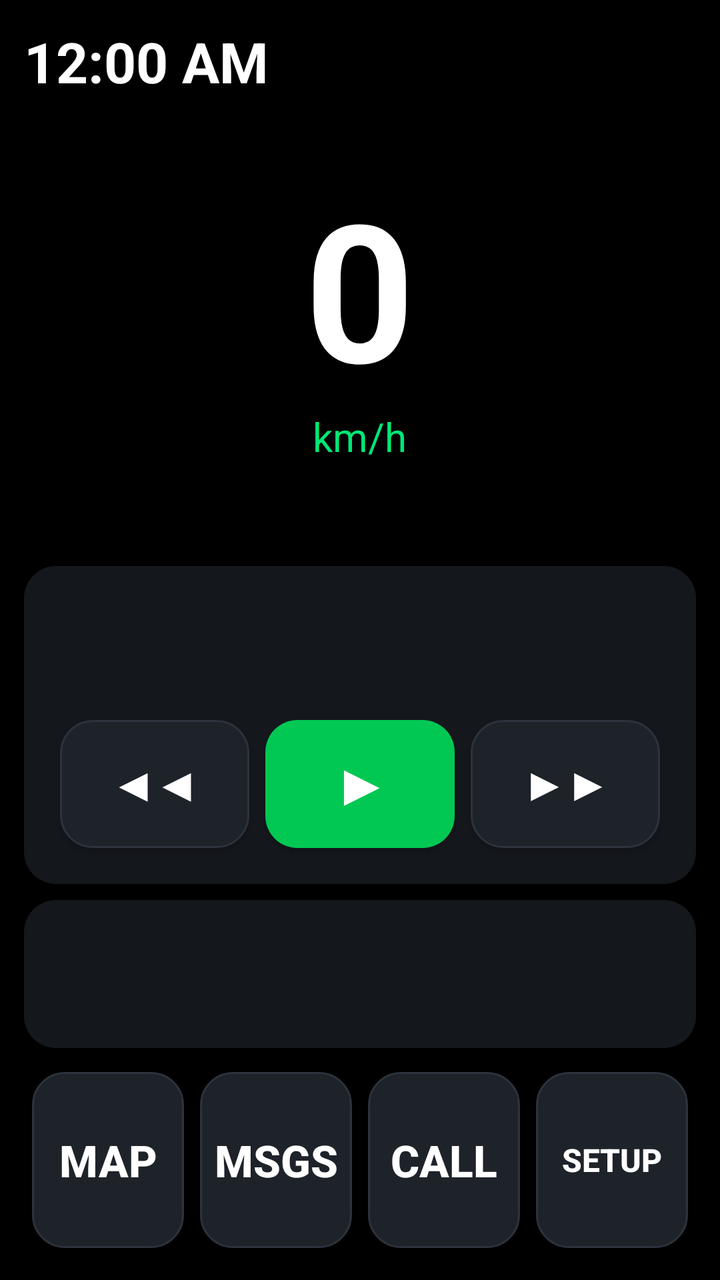
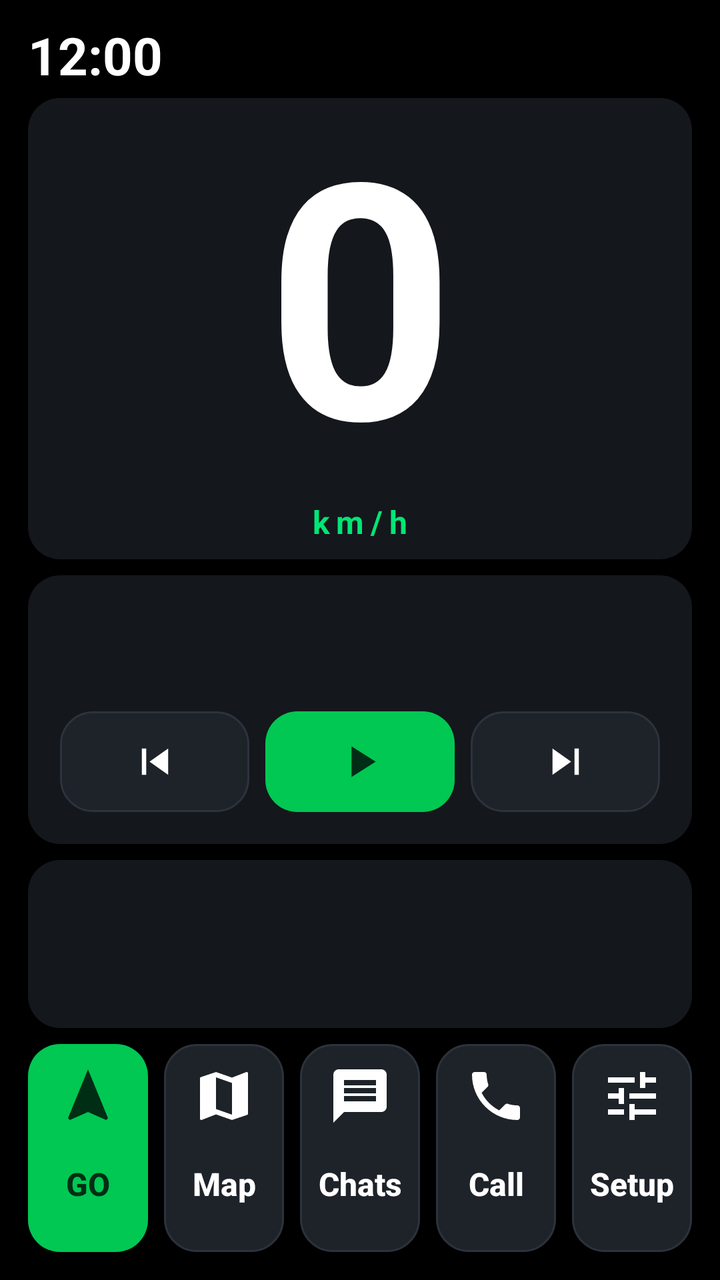

Compare the two renders of this Android layout. The source of the first and the diff that turns it into the second are given below.
<!-- AndroidManifest.xml: application theme Theme.RideDash -->
<!-- res/layout/activity_main.xml -->
<?xml version="1.0" encoding="utf-8"?>
<FrameLayout xmlns:android="http://schemas.android.com/apk/res/android"
    android:layout_width="match_parent"
    android:layout_height="match_parent"
    android:background="@color/bg"
    android:keepScreenOn="true">

    
    <LinearLayout
        android:id="@+id/screenDash"
        android:layout_width="match_parent"
        android:layout_height="match_parent"
        android:orientation="vertical"
        android:padding="12dp">

        <LinearLayout
            android:layout_width="match_parent"
            android:layout_height="wrap_content"
            android:gravity="center_vertical"
            android:orientation="horizontal">

            <TextClock
                android:id="@+id/clock"
                android:layout_width="0dp"
                android:layout_height="wrap_content"
                android:layout_weight="1"
                android:format12Hour="h:mm a"
                android:format24Hour="HH:mm"
                android:textColor="@color/text"
                android:textSize="28sp"
                android:textStyle="bold" />

            <TextView
                android:id="@+id/batteryText"
                android:layout_width="wrap_content"
                android:layout_height="wrap_content"
                android:layout_marginEnd="12dp"
                android:layout_marginRight="12dp"
                android:textColor="@color/text_secondary"
                android:textSize="18sp" />

            <TextView
                android:id="@+id/linkText"
                android:layout_width="wrap_content"
                android:layout_height="wrap_content"
                android:ellipsize="end"
                android:maxWidth="200dp"
                android:maxLines="2"
                android:textColor="@color/text_secondary"
                android:textSize="14sp" />
        </LinearLayout>

        
        <LinearLayout
            android:layout_width="match_parent"
            android:layout_height="0dp"
            android:layout_weight="1"
            android:gravity="center"
            android:minHeight="120dp"
            android:orientation="vertical">

            <TextView
                android:id="@+id/speedText"
                android:layout_width="wrap_content"
                android:layout_height="wrap_content"
                android:includeFontPadding="false"
                android:text="0"
                android:textColor="@color/text"
                android:textSize="96sp"
                android:textStyle="bold" />

            <TextView
                android:layout_width="wrap_content"
                android:layout_height="wrap_content"
                android:text="@string/kmh"
                android:textColor="@color/accent"
                android:textSize="20sp" />
        </LinearLayout>

        
        <LinearLayout
            android:id="@+id/mediaCard"
            android:layout_width="match_parent"
            android:layout_height="wrap_content"
            android:layout_marginTop="8dp"
            android:background="@drawable/bg_card"
            android:orientation="vertical"
            android:padding="14dp">

            <TextView
                android:id="@+id/mediaTitle"
                android:layout_width="match_parent"
                android:layout_height="wrap_content"
                android:ellipsize="end"
                android:singleLine="true"
                android:textColor="@color/text"
                android:textSize="22sp"
                android:textStyle="bold" />

            <TextView
                android:id="@+id/mediaArtist"
                android:layout_width="match_parent"
                android:layout_height="wrap_content"
                android:ellipsize="end"
                android:singleLine="true"
                android:textColor="@color/text_secondary"
                android:textSize="16sp" />

            <LinearLayout
                android:layout_width="match_parent"
                android:layout_height="72dp"
                android:layout_marginTop="8dp"
                android:orientation="horizontal">

                <Button
                    android:id="@+id/btnPrev"
                    style="@style/Tile"
                    android:text="◀◀" />

                <Button
                    android:id="@+id/btnPlay"
                    style="@style/Tile"
                    android:background="@drawable/bg_accent"
                    android:text="▶"
                    android:textSize="28sp" />

                <Button
                    android:id="@+id/btnNext"
                    style="@style/Tile"
                    android:text="▶▶" />
            </LinearLayout>
        </LinearLayout>

        
        <LinearLayout
            android:id="@+id/msgCard"
            android:layout_width="match_parent"
            android:layout_height="wrap_content"
            android:layout_marginTop="8dp"
            android:background="@drawable/bg_card"
            android:clickable="true"
            android:focusable="true"
            android:orientation="vertical"
            android:padding="14dp">

            <TextView
                android:id="@+id/lastMsgFrom"
                android:layout_width="match_parent"
                android:layout_height="wrap_content"
                android:ellipsize="end"
                android:singleLine="true"
                android:textColor="@color/accent"
                android:textSize="16sp"
                android:textStyle="bold" />

            <TextView
                android:id="@+id/lastMsgText"
                android:layout_width="match_parent"
                android:layout_height="wrap_content"
                android:ellipsize="end"
                android:maxLines="2"
                android:textColor="@color/text"
                android:textSize="18sp" />
        </LinearLayout>

        
        <LinearLayout
            android:layout_width="match_parent"
            android:layout_height="96dp"
            android:layout_marginTop="8dp"
            android:orientation="horizontal">

            <Button
                android:id="@+id/btnMap"
                style="@style/Tile"
                android:text="@string/map" />

            <Button
                android:id="@+id/btnMessages"
                style="@style/Tile"
                android:text="@string/messages" />

            <Button
                android:id="@+id/btnCalls"
                style="@style/Tile"
                android:text="@string/calls" />

            <Button
                android:id="@+id/btnSetup"
                style="@style/Tile"
                android:text="@string/setup_short"
                android:textSize="16sp" />
        </LinearLayout>
    </LinearLayout>

    
    <FrameLayout
        android:id="@+id/screenMap"
        android:layout_width="match_parent"
        android:layout_height="match_parent"
        android:visibility="gone">

        <FrameLayout
            android:id="@+id/mapContainer"
            android:layout_width="match_parent"
            android:layout_height="match_parent" />

        <TextView
            android:id="@+id/mapSpeed"
            android:layout_width="wrap_content"
            android:layout_height="wrap_content"
            android:layout_gravity="top|start"
            android:layout_margin="12dp"
            android:background="@drawable/bg_card"
            android:paddingLeft="16dp"
            android:paddingTop="8dp"
            android:paddingRight="16dp"
            android:paddingBottom="8dp"
            android:text="0 km/h"
            android:textColor="@color/text"
            android:textSize="32sp"
            android:textStyle="bold" />

        <LinearLayout
            android:layout_width="wrap_content"
            android:layout_height="wrap_content"
            android:layout_gravity="end|center_vertical"
            android:orientation="vertical"
            android:padding="6dp">

            <Button
                android:id="@+id/btnZoomIn"
                style="@style/RoundBtn"
                android:text="+" />

            <Button
                android:id="@+id/btnZoomOut"
                style="@style/RoundBtn"
                android:text="−" />

            <Button
                android:id="@+id/btnRecenter"
                style="@style/RoundBtn"
                android:text="@string/me"
                android:textSize="18sp" />
        </LinearLayout>

        <LinearLayout
            android:layout_width="match_parent"
            android:layout_height="100dp"
            android:layout_gravity="bottom"
            android:orientation="horizontal"
            android:padding="8dp">

            <Button
                android:id="@+id/btnMapBack"
                style="@style/Tile"
                android:text="@string/back" />

            <Button
                android:id="@+id/btnNavigate"
                style="@style/Tile"
                android:layout_weight="2"
                android:background="@drawable/bg_accent"
                android:text="@string/navigate" />
        </LinearLayout>
    </FrameLayout>

    
    <LinearLayout
        android:id="@+id/screenMessages"
        android:layout_width="match_parent"
        android:layout_height="match_parent"
        android:orientation="vertical"
        android:padding="12dp"
        android:visibility="gone">

        <LinearLayout
            android:layout_width="match_parent"
            android:layout_height="80dp"
            android:orientation="horizontal">

            <Button
                android:id="@+id/btnMsgBack"
                style="@style/Tile"
                android:text="@string/back" />

            <Button
                android:id="@+id/btnClearMsgs"
                style="@style/Tile"
                android:text="@string/clear" />
        </LinearLayout>

        <TextView
            style="@style/Heading"
            android:layout_marginTop="12dp"
            android:text="@string/recent_messages" />

        <ScrollView
            android:layout_width="match_parent"
            android:layout_height="0dp"
            android:layout_marginTop="8dp"
            android:layout_weight="1">

            <LinearLayout
                android:id="@+id/messageList"
                android:layout_width="match_parent"
                android:layout_height="wrap_content"
                android:orientation="vertical" />
        </ScrollView>
    </LinearLayout>

    
    <LinearLayout
        android:id="@+id/screenCalls"
        android:layout_width="match_parent"
        android:layout_height="match_parent"
        android:orientation="vertical"
        android:padding="12dp"
        android:visibility="gone">

        <LinearLayout
            android:layout_width="match_parent"
            android:layout_height="80dp"
            android:orientation="horizontal">

            <Button
                android:id="@+id/btnCallsBack"
                style="@style/Tile"
                android:text="@string/back" />
        </LinearLayout>

        <TextView
            style="@style/Heading"
            android:layout_marginTop="12dp"
            android:text="@string/favourites" />

        <ScrollView
            android:layout_width="match_parent"
            android:layout_height="0dp"
            android:layout_marginTop="8dp"
            android:layout_weight="1">

            <LinearLayout
                android:id="@+id/favList"
                android:layout_width="match_parent"
                android:layout_height="wrap_content"
                android:orientation="vertical" />
        </ScrollView>
    </LinearLayout>

    
    <LinearLayout
        android:id="@+id/callOverlay"
        android:layout_width="match_parent"
        android:layout_height="match_parent"
        android:background="@color/overlay"
        android:clickable="true"
        android:focusable="true"
        android:gravity="center"
        android:orientation="vertical"
        android:padding="24dp"
        android:visibility="gone">

        <TextView
            android:id="@+id/callStatus"
            android:layout_width="wrap_content"
            android:layout_height="wrap_content"
            android:textColor="@color/accent"
            android:textSize="22sp" />

        <TextView
            android:id="@+id/callName"
            android:layout_width="match_parent"
            android:layout_height="wrap_content"
            android:layout_marginTop="8dp"
            android:gravity="center"
            android:maxLines="2"
            android:textColor="@color/text"
            android:textSize="40sp"
            android:textStyle="bold" />

        <LinearLayout
            android:layout_width="match_parent"
            android:layout_height="150dp"
            android:layout_marginTop="40dp"
            android:orientation="horizontal">

            <Button
                android:id="@+id/btnReject"
                style="@style/Tile"
                android:background="@drawable/bg_reject"
                android:text="@string/reject"
                android:textSize="26sp" />

            <Button
                android:id="@+id/btnAnswer"
                style="@style/Tile"
                android:background="@drawable/bg_answer"
                android:text="@string/answer"
                android:textSize="26sp" />
        </LinearLayout>
    </LinearLayout>
</FrameLayout>
<!-- resources referenced by this layout -->
<resources>
  <string name="calls">CALL</string>
  <string name="map">MAP</string>
  <string name="messages">MSGS</string>
  <string name="setup_short">SETUP</string>
  <!-- unchanged entries left out for length: 31 -->
</resources>

<!-- the commit's change to res/layout/activity_main.xml (unified diff, before → after) -->
@@ -1,5 +1,6 @@
 <?xml version="1.0" encoding="utf-8"?>
 <FrameLayout xmlns:android="http://schemas.android.com/apk/res/android"
+    xmlns:app="http://schemas.android.com/apk/res-auto"
     android:layout_width="match_parent"
     android:layout_height="match_parent"
     android:background="@color/bg"
@@ -11,185 +12,230 @@
         android:layout_width="match_parent"
         android:layout_height="match_parent"
         android:orientation="vertical"
-        android:padding="12dp">
+        android:padding="10dp">
 
         <LinearLayout
             android:layout_width="match_parent"
             android:layout_height="wrap_content"
             android:gravity="center_vertical"
-            android:orientation="horizontal">
+            android:orientation="horizontal"
+            android:paddingLeft="4dp"
+            android:paddingRight="4dp">
 
             <TextClock
                 android:id="@+id/clock"
                 android:layout_width="0dp"
                 android:layout_height="wrap_content"
                 android:layout_weight="1"
-                android:format12Hour="h:mm a"
+                android:format12Hour="h:mm"
                 android:format24Hour="HH:mm"
                 android:textColor="@color/text"
-                android:textSize="28sp"
+                android:textSize="26sp"
                 android:textStyle="bold" />
+
+            <TextView
+                android:id="@+id/linkText"
+                android:layout_width="wrap_content"
+                android:layout_height="wrap_content"
+                android:layout_marginRight="12dp"
+                android:ellipsize="end"
+                android:maxWidth="180dp"
+                android:maxLines="1"
+                android:textColor="@color/text_secondary"
+                android:textSize="13sp" />
 
             <TextView
                 android:id="@+id/batteryText"
                 android:layout_width="wrap_content"
                 android:layout_height="wrap_content"
-                android:layout_marginEnd="12dp"
-                android:layout_marginRight="12dp"
                 android:textColor="@color/text_secondary"
-                android:textSize="18sp" />
-
-            <TextView
-                android:id="@+id/linkText"
-                android:layout_width="wrap_content"
-                android:layout_height="wrap_content"
-                android:ellipsize="end"
-                android:maxWidth="200dp"
-                android:maxLines="2"
-                android:textColor="@color/text_secondary"
-                android:textSize="14sp" />
-        </LinearLayout>
-
-        
-        <LinearLayout
+                android:textSize="16sp"
+                android:textStyle="bold" />
+        </LinearLayout>
+
+        <LinearLayout
+            android:id="@+id/dashBody"
             android:layout_width="match_parent"
             android:layout_height="0dp"
             android:layout_weight="1"
-            android:gravity="center"
-            android:minHeight="120dp"
             android:orientation="vertical">
 
-            <TextView
-                android:id="@+id/speedText"
-                android:layout_width="wrap_content"
-                android:layout_height="wrap_content"
-                android:includeFontPadding="false"
-                android:text="0"
-                android:textColor="@color/text"
-                android:textSize="96sp"
-                android:textStyle="bold" />
-
-            <TextView
-                android:layout_width="wrap_content"
-                android:layout_height="wrap_content"
-                android:text="@string/kmh"
-                android:textColor="@color/accent"
-                android:textSize="20sp" />
-        </LinearLayout>
-
-        
-        <LinearLayout
-            android:id="@+id/mediaCard"
-            android:layout_width="match_parent"
-            android:layout_height="wrap_content"
-            android:layout_marginTop="8dp"
-            android:background="@drawable/bg_card"
-            android:orientation="vertical"
-            android:padding="14dp">
-
-            <TextView
-                android:id="@+id/mediaTitle"
+            
+            <LinearLayout
+                android:id="@+id/paneA"
                 android:layout_width="match_parent"
-                android:layout_height="wrap_content"
-                android:ellipsize="end"
-                android:singleLine="true"
-                android:textColor="@color/text"
-                android:textSize="22sp"
-                android:textStyle="bold" />
-
-            <TextView
-                android:id="@+id/mediaArtist"
+                android:layout_height="0dp"
+                android:layout_margin="4dp"
+                android:layout_weight="1"
+                android:background="@drawable/bg_card"
+                android:gravity="center"
+                android:orientation="vertical"
+                android:padding="8dp">
+
+                <TextView
+                    android:id="@+id/speedText"
+                    android:layout_width="match_parent"
+                    android:layout_height="0dp"
+                    android:layout_weight="1"
+                    android:gravity="center"
+                    android:includeFontPadding="false"
+                    android:maxLines="1"
+                    android:text="0"
+                    android:textColor="@color/text"
+                    android:textStyle="bold"
+                    app:autoSizeMaxTextSize="220sp"
+                    app:autoSizeMinTextSize="36sp"
+                    app:autoSizeTextType="uniform" />
+
+                <TextView
+                    android:layout_width="wrap_content"
+                    android:layout_height="wrap_content"
+                    android:letterSpacing="0.2"
+                    android:text="@string/kmh"
+                    android:textColor="@color/accent"
+                    android:textSize="16sp"
+                    android:textStyle="bold" />
+            </LinearLayout>
+
+            
+            <LinearLayout
+                android:id="@+id/paneB"
                 android:layout_width="match_parent"
-                android:layout_height="wrap_content"
-                android:ellipsize="end"
-                android:singleLine="true"
-                android:textColor="@color/text_secondary"
-                android:textSize="16sp" />
-
-            <LinearLayout
-                android:layout_width="match_parent"
-                android:layout_height="72dp"
-                android:layout_marginTop="8dp"
-                android:orientation="horizontal">
-
-                <Button
-                    android:id="@+id/btnPrev"
-                    style="@style/Tile"
-                    android:text="◀◀" />
-
-                <Button
-                    android:id="@+id/btnPlay"
-                    style="@style/Tile"
-                    android:background="@drawable/bg_accent"
-                    android:text="▶"
-                    android:textSize="28sp" />
-
-                <Button
-                    android:id="@+id/btnNext"
-                    style="@style/Tile"
-                    android:text="▶▶" />
+                android:layout_height="0dp"
+                android:layout_weight="1.5"
+                android:orientation="vertical">
+
+                <LinearLayout
+                    android:id="@+id/mediaCard"
+                    android:layout_width="match_parent"
+                    android:layout_height="0dp"
+                    android:layout_margin="4dp"
+                    android:layout_weight="1.2"
+                    android:background="@drawable/bg_card"
+                    android:orientation="vertical"
+                    android:padding="12dp">
+
+                    <TextView
+                        android:id="@+id/mediaTitle"
+                        android:layout_width="match_parent"
+                        android:layout_height="wrap_content"
+                        android:ellipsize="end"
+                        android:singleLine="true"
+                        android:textColor="@color/text"
+                        android:textSize="19sp"
+                        android:textStyle="bold" />
+
+                    <TextView
+                        android:id="@+id/mediaArtist"
+                        android:layout_width="match_parent"
+                        android:layout_height="wrap_content"
+                        android:ellipsize="end"
+                        android:singleLine="true"
+                        android:textColor="@color/text_secondary"
+                        android:textSize="15sp" />
+
+                    <LinearLayout
+                        android:layout_width="match_parent"
+                        android:layout_height="0dp"
+                        android:layout_marginTop="6dp"
+                        android:layout_weight="1"
+                        android:minHeight="52dp"
+                        android:orientation="horizontal">
+
+                        <ImageButton
+                            android:id="@+id/btnPrev"
+                            style="@style/IconTile"
+                            android:contentDescription="@string/prev"
+                            android:src="@drawable/ic_prev" />
+
+                        <ImageButton
+                            android:id="@+id/btnPlay"
+                            style="@style/IconTile"
+                            android:background="@drawable/bg_accent"
+                            android:contentDescription="@string/play_pause"
+                            android:src="@drawable/ic_play" />
+
+                        <ImageButton
+                            android:id="@+id/btnNext"
+                            style="@style/IconTile"
+                            android:contentDescription="@string/next"
+                            android:src="@drawable/ic_next" />
+                    </LinearLayout>
+                </LinearLayout>
+
+                <LinearLayout
+                    android:id="@+id/msgCard"
+                    android:layout_width="match_parent"
+                    android:layout_height="0dp"
+                    android:layout_margin="4dp"
+                    android:layout_weight="0.75"
+                    android:background="@drawable/bg_card"
+                    android:clickable="true"
+                    android:focusable="true"
+                    android:gravity="center_vertical"
+                    android:orientation="vertical"
+                    android:padding="12dp">
+
+                    <TextView
+                        android:id="@+id/lastMsgFrom"
+                        android:layout_width="match_parent"
+                        android:layout_height="wrap_content"
+                        android:ellipsize="end"
+                        android:singleLine="true"
+                        android:textColor="@color/accent"
+                        android:textSize="15sp"
+                        android:textStyle="bold" />
+
+                    <TextView
+                        android:id="@+id/lastMsgText"
+                        android:layout_width="match_parent"
+                        android:layout_height="wrap_content"
+                        android:ellipsize="end"
+                        android:maxLines="2"
+                        android:textColor="@color/text"
+                        android:textSize="17sp" />
+                </LinearLayout>
+
+                <LinearLayout
+                    android:layout_width="match_parent"
+                    android:layout_height="0dp"
+                    android:layout_weight="1"
+                    android:minHeight="72dp"
+                    android:orientation="horizontal">
+
+                    <Button
+                        android:id="@+id/btnNav"
+                        style="@style/AppTile"
+                        android:background="@drawable/bg_accent"
+                        android:drawableTop="@drawable/ic_navigate"
+                        android:text="@string/go_tile"
+                        android:textColor="#002E14" />
+
+                    <Button
+                        android:id="@+id/btnMap"
+                        style="@style/AppTile"
+                        android:drawableTop="@drawable/ic_map"
+                        android:text="@string/map" />
+
+                    <Button
+                        android:id="@+id/btnMessages"
+                        style="@style/AppTile"
+                        android:drawableTop="@drawable/ic_chat"
+                        android:text="@string/messages" />
+
+                    <Button
+                        android:id="@+id/btnCalls"
+                        style="@style/AppTile"
+                        android:drawableTop="@drawable/ic_call"
+                        android:text="@string/calls" />
+
+                    <Button
+                        android:id="@+id/btnSetup"
+                        style="@style/AppTile"
+                        android:drawableTop="@drawable/ic_tune"
+                        android:text="@string/setup_short" />
+                </LinearLayout>
             </LinearLayout>
-        </LinearLayout>
-
-        
-        <LinearLayout
-            android:id="@+id/msgCard"
-            android:layout_width="match_parent"
-            android:layout_height="wrap_content"
-            android:layout_marginTop="8dp"
-            android:background="@drawable/bg_card"
-            android:clickable="true"
-            android:focusable="true"
-            android:orientation="vertical"
-            android:padding="14dp">
-
-            <TextView
-                android:id="@+id/lastMsgFrom"
-                android:layout_width="match_parent"
-                android:layout_height="wrap_content"
-                android:ellipsize="end"
-                android:singleLine="true"
-                android:textColor="@color/accent"
-                android:textSize="16sp"
-                android:textStyle="bold" />
-
-            <TextView
-                android:id="@+id/lastMsgText"
-                android:layout_width="match_parent"
-                android:layout_height="wrap_content"
-                android:ellipsize="end"
-                android:maxLines="2"
-                android:textColor="@color/text"
-                android:textSize="18sp" />
-        </LinearLayout>
-
-        
-        <LinearLayout
-            android:layout_width="match_parent"
-            android:layout_height="96dp"
-            android:layout_marginTop="8dp"
-            android:orientation="horizontal">
-
-            <Button
-                android:id="@+id/btnMap"
-                style="@style/Tile"
-                android:text="@string/map" />
-
-            <Button
-                android:id="@+id/btnMessages"
-                style="@style/Tile"
-                android:text="@string/messages" />
-
-            <Button
-                android:id="@+id/btnCalls"
-                style="@style/Tile"
-                android:text="@string/calls" />
-
-            <Button
-                android:id="@+id/btnSetup"
-                style="@style/Tile"
-                android:text="@string/setup_short"
-                android:textSize="16sp" />
         </LinearLayout>
     </LinearLayout>
 
<!-- resource entries referenced after the edit -->
@@ -1,9 +1,99 @@
 <!-- resources referenced by this layout -->
 <resources>
-  <string name="calls">CALL</string>
-  <string name="map">MAP</string>
-  <string name="messages">MSGS</string>
-  <string name="setup_short">SETUP</string>
+  <!-- drawable ic_call (drawable) -->
+  <?xml version="1.0" encoding="utf-8"?>
+  <vector xmlns:android="http://schemas.android.com/apk/res/android"
+      android:width="32dp" android:height="32dp"
+      android:viewportWidth="24" android:viewportHeight="24">
+      <path android:fillColor="#FFFFFF" android:pathData="M6.62,10.79c1.44,2.83 3.76,5.14 6.59,6.59l2.2,-2.2c0.27,-0.27 0.67,-0.36 1.02,-0.24 1.12,0.37 2.33,0.57 3.57,0.57 0.55,0 1,0.45 1,1V20c0,0.55 -0.45,1 -1,1 -9.39,0 -17,-7.61 -17,-17 0,-0.55 0.45,-1 1,-1h3.5c0.55,0 1,0.45 1,1 0,1.25 0.2,2.45 0.57,3.57 0.11,0.35 0.03,0.74 -0.25,1.02l-2.2,2.2z" />
+  </vector>
+  <!-- drawable ic_chat (drawable) -->
+  <?xml version="1.0" encoding="utf-8"?>
+  <vector xmlns:android="http://schemas.android.com/apk/res/android"
+      android:width="32dp" android:height="32dp"
+      android:viewportWidth="24" android:viewportHeight="24">
+      <path android:fillColor="#FFFFFF" android:pathData="M20,2H4c-1.1,0 -1.99,0.9 -1.99,2L2,22l4,-4h14c1.1,0 2,-0.9 2,-2V4c0,-1.1 -0.9,-2 -2,-2zM18,14H6v-2h12v2zM18,11H6V9h12v2zM18,8H6V6h12v2z" />
+  </vector>
+  <!-- drawable ic_map (drawable) -->
+  <?xml version="1.0" encoding="utf-8"?>
+  <vector xmlns:android="http://schemas.android.com/apk/res/android"
+      android:width="32dp" android:height="32dp"
+      android:viewportWidth="24" android:viewportHeight="24">
+      <path android:fillColor="#FFFFFF" android:pathData="M20.5,3l-0.16,0.03L15,5.1 9,3 3.36,4.9c-0.21,0.07 -0.36,0.25 -0.36,0.48V20.5c0,0.28 0.22,0.5 0.5,0.5l0.16,-0.03L9,18.9l6,2.1 5.64,-1.9c0.21,-0.07 0.36,-0.25 0.36,-0.48V3.5c0,-0.28 -0.22,-0.5 -0.5,-0.5zM15,19l-6,-2.11V5l6,2.11V19z" />
+  </vector>
+  <!-- drawable ic_navigate (drawable) -->
+  <?xml version="1.0" encoding="utf-8"?>
+  <vector xmlns:android="http://schemas.android.com/apk/res/android"
+      android:width="32dp" android:height="32dp"
+      android:viewportWidth="24" android:viewportHeight="24">
+      <path android:fillColor="#002E14" android:pathData="M12,2L4.5,20.29l0.71,0.71L12,18l6.79,3 0.71,-0.71z" />
+  </vector>
+  <!-- drawable ic_next (drawable) -->
+  <?xml version="1.0" encoding="utf-8"?>
+  <vector xmlns:android="http://schemas.android.com/apk/res/android"
+      android:width="32dp" android:height="32dp"
+      android:viewportWidth="24" android:viewportHeight="24">
+      <path android:fillColor="#FFFFFF" android:pathData="M6,18l8.5,-6L6,6v12zM16,6v12h2V6h-2z" />
+  </vector>
+  <!-- drawable ic_play (drawable) -->
+  <?xml version="1.0" encoding="utf-8"?>
+  <vector xmlns:android="http://schemas.android.com/apk/res/android"
+      android:width="32dp" android:height="32dp"
+      android:viewportWidth="24" android:viewportHeight="24">
+      <path android:fillColor="#002E14" android:pathData="M8,5v14l11,-7z" />
+  </vector>
+  <!-- drawable ic_prev (drawable) -->
+  <?xml version="1.0" encoding="utf-8"?>
+  <vector xmlns:android="http://schemas.android.com/apk/res/android"
+      android:width="32dp" android:height="32dp"
+      android:viewportWidth="24" android:viewportHeight="24">
+      <path android:fillColor="#FFFFFF" android:pathData="M6,6h2v12H6zM9.5,12l8.5,6V6z" />
+  </vector>
+  <!-- drawable ic_tune (drawable) -->
+  <?xml version="1.0" encoding="utf-8"?>
+  <vector xmlns:android="http://schemas.android.com/apk/res/android"
+      android:width="32dp" android:height="32dp"
+      android:viewportWidth="24" android:viewportHeight="24">
+      <path android:fillColor="#FFFFFF" android:pathData="M3,17v2h6v-2H3zM3,5v2h10V5H3zM13,21v-2h8v-2h-8v-2h-2v6h2zM7,9v2H3v2h4v2h2V9H7zM21,13v-2H11v2h10zM15,9h2V7h4V5h-4V3h-2v6z" />
+  </vector>
+  <string name="calls">Call</string>
+  <string name="go_tile">GO</string>
+  <string name="map">Map</string>
+  <string name="messages">Chats</string>
+  <string name="next">Next track</string>
+  <string name="play_pause">Play or pause</string>
+  <string name="prev">Previous track</string>
+  <string name="setup_short">Setup</string>
+  <style name="AppTile">
+          <item name="android:layout_width">0dp</item>
+          <item name="android:layout_height">match_parent</item>
+          <item name="android:layout_weight">1</item>
+          <item name="android:layout_margin">4dp</item>
+          <item name="android:background">@drawable/bg_tile</item>
+          <item name="android:textColor">@color/text</item>
+          <item name="android:textSize">14sp</item>
+          <item name="android:textStyle">bold</item>
+          <item name="android:textAllCaps">false</item>
+          <item name="android:gravity">center</item>
+          <item name="android:maxLines">1</item>
+          <item name="android:paddingTop">10dp</item>
+          <item name="android:paddingBottom">8dp</item>
+          <item name="android:paddingLeft">2dp</item>
+          <item name="android:paddingRight">2dp</item>
+          <item name="android:drawablePadding">2dp</item>
+          <item name="autoSizeTextType">uniform</item>
+          <item name="autoSizeMinTextSize">9sp</item>
+          <item name="autoSizeMaxTextSize">16sp</item>
+      </style>
+  <style name="IconTile">
+          <item name="android:layout_width">0dp</item>
+          <item name="android:layout_height">match_parent</item>
+          <item name="android:layout_weight">1</item>
+          <item name="android:layout_margin">4dp</item>
+          <item name="android:background">@drawable/bg_tile</item>
+          <item name="android:scaleType">fitCenter</item>
+          <item name="android:padding">12dp</item>
+      </style>
   <!-- unchanged entries left out for length: 31 -->
 </resources>
 
